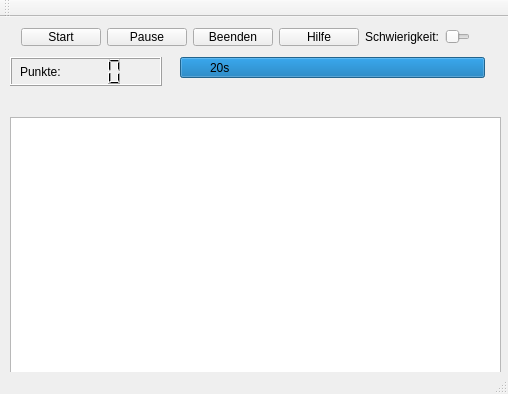
Old version of the form QtDHBWscapes.ui in the repository bernndd/QtDHBWscapes.
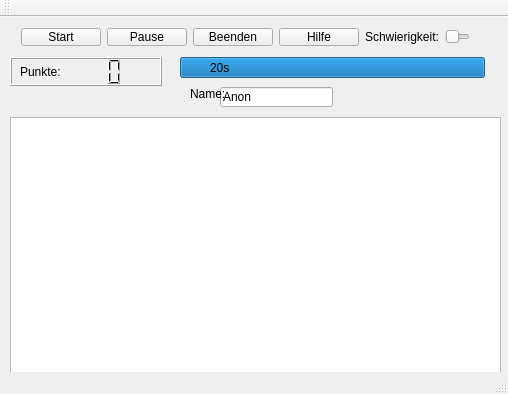
New version of the form. Icons and pictures are not drawn.

Commit message: Name wird übergeben

The edit to the form file:
```diff
--- a/QtDHBWscapes.ui
+++ b/QtDHBWscapes.ui
@@ -154,6 +154,32 @@
      <string notr="true">border-image:url(dhbwscapes_title.png);</string>
     </property>
    </widget>
+   <widget class="QLineEdit" name="lineEdit">
+    <property name="geometry">
+     <rect>
+      <x>220</x>
+      <y>70</y>
+      <width>113</width>
+      <height>20</height>
+     </rect>
+    </property>
+    <property name="text">
+     <string>Anon</string>
+    </property>
+   </widget>
+   <widget class="QLabel" name="label_2">
+    <property name="geometry">
+     <rect>
+      <x>190</x>
+      <y>70</y>
+      <width>47</width>
+      <height>13</height>
+     </rect>
+    </property>
+    <property name="text">
+     <string>Name:</string>
+    </property>
+   </widget>
   </widget>
   <widget class="QToolBar" name="mainToolBar">
    <attribute name="toolBarArea">
```
The commit also changes 2 other files.
